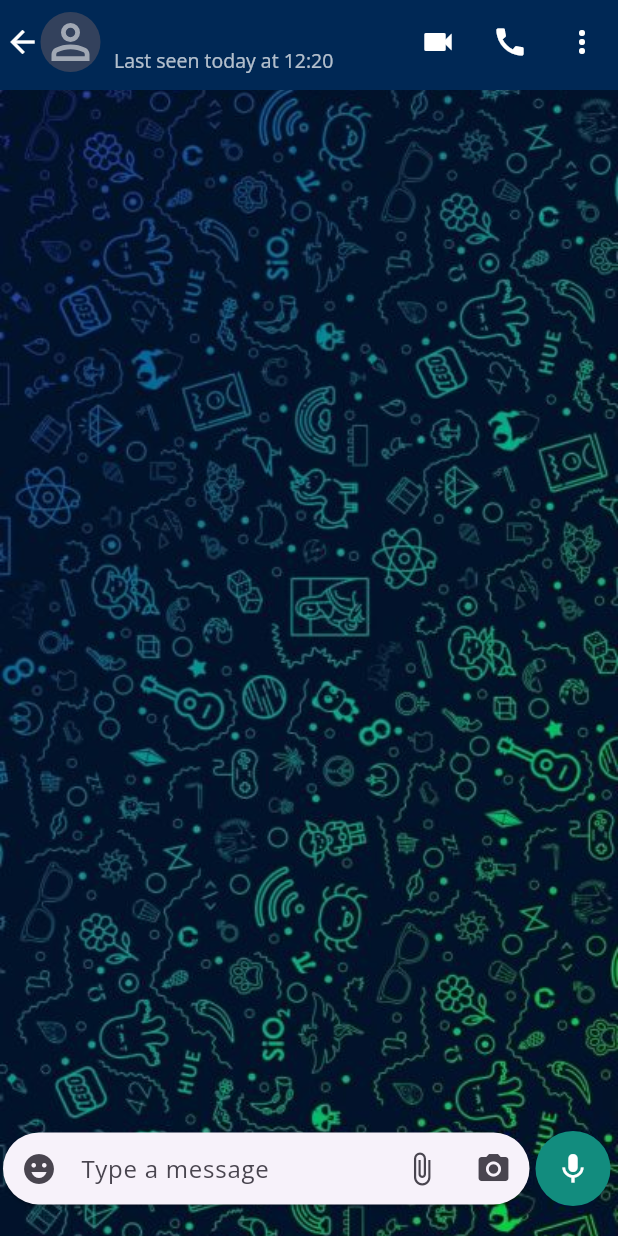
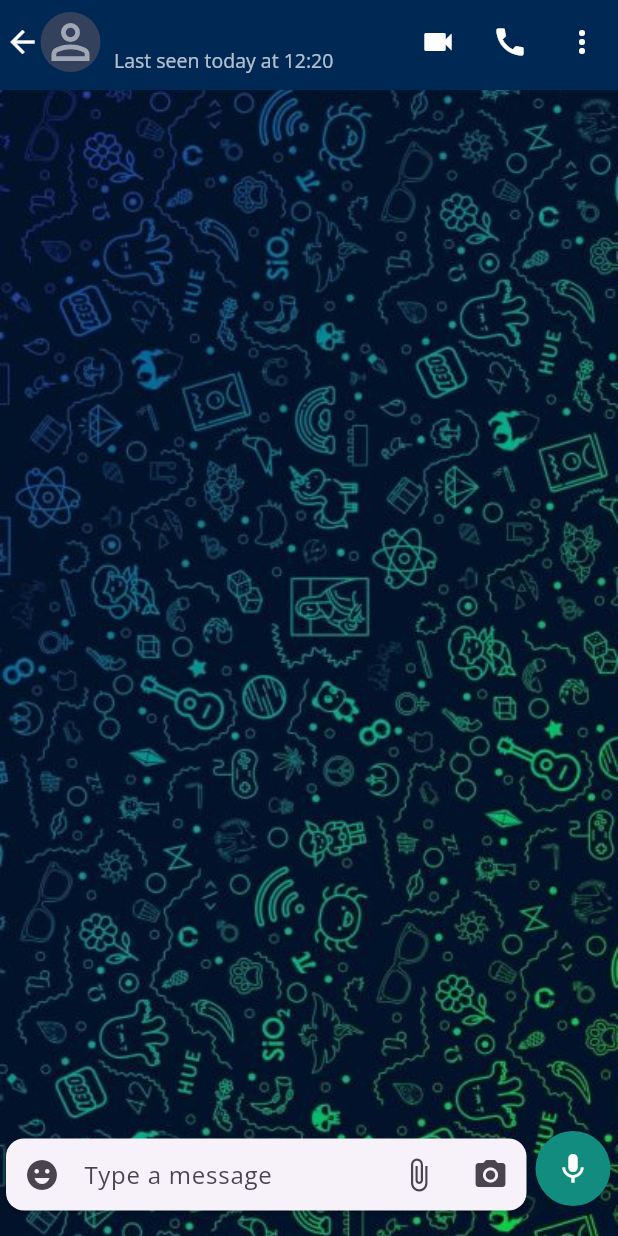
Before and after one commit to MostafaKubaji/chattapplication, a Flutter app: the IndividualPage screen opened directly, on a phone screen of 412 x 824 dp. Run offline on Flutter 3.47's test engine with Material 3 defaults, Android fonts, the phone set to English and light mode, and no system bars; our stand-ins replace camera, emoji_picker_flutter, file_picker, flutter_svg, image_picker, open_file and 1 more; missing offline and left inert: asn1lib, encrypt, pointycastle; network calls fail.

```diff
--- a/lib/Screens/CameraView.dart
+++ b/lib/Screens/CameraView.dart
@@ -3,7 +3,7 @@ import 'dart:io';
 import 'package:flutter/material.dart';
 
 class CameraViewPage extends StatelessWidget {
-  const CameraViewPage({super.key, this.path, this.onImageSend});
+  const   CameraViewPage({super.key, this.path, this.onImageSend});
   final String? path;
   final  Function(String,File, String)? onImageSend;
   static TextEditingController _controller=TextEditingController();
--- a/lib/Screens/IndividualPage.dart
+++ b/lib/Screens/IndividualPage.dart
@@ -606,7 +606,7 @@ void sendMessage(String message, int? sourceId, int? targetId, String path,
         child: Column(
           mainAxisSize: MainAxisSize.min,
           children: [
-            buildImagePreview(),
+          // buildImagePreview(),
             buildMessageInput(),
             buildEmojiPicker(),
           ],
@@ -643,10 +643,6 @@ void sendMessage(String message, int? sourceId, int? targetId, String path,
   Widget buildMessageField() {
     return Flexible(
       child: Card(
-        margin: EdgeInsets.only(left: 2, right: 2, bottom: 8),
-        shape: RoundedRectangleBorder(
-          borderRadius: BorderRadius.circular(25),
-        ),
         child: TextFormField(
           controller: _controller,
           focusNode: focusNode,
@@ -844,8 +840,7 @@ void sendMessage(String message, int? sourceId, int? targetId, String path,
                       setState(() {
                         popTime = 2;
                       });
-                      file =
-                          await _picker.pickImage(source: ImageSource.gallery);
+                      file = await _picker.pickImage(source: ImageSource.gallery);
                       Navigator.push(
                         context,
                         MaterialPageRoute(
@@ -854,7 +849,11 @@ void sendMessage(String message, int? sourceId, int? targetId, String path,
                             onImageSend: onSendImage,
                           ),
                         ),
-                      );
+                      ).then((value){
+                         Navigator.pop(context);
+                        setState(() {
+                          });
+                      });
                     },
                   ),
                 ],
--- a/lib/main.dart
+++ b/lib/main.dart
@@ -3,7 +3,7 @@ import 'package:chattapplication/NewScreen/LandingScreen.dart';
 import 'package:flutter/material.dart';
 
 List<CameraDescription>? cameras;
-//1
+//100
 Future<void> main() async {
   WidgetsFlutterBinding.ensureInitialized();
   cameras = await availableCameras();
```
